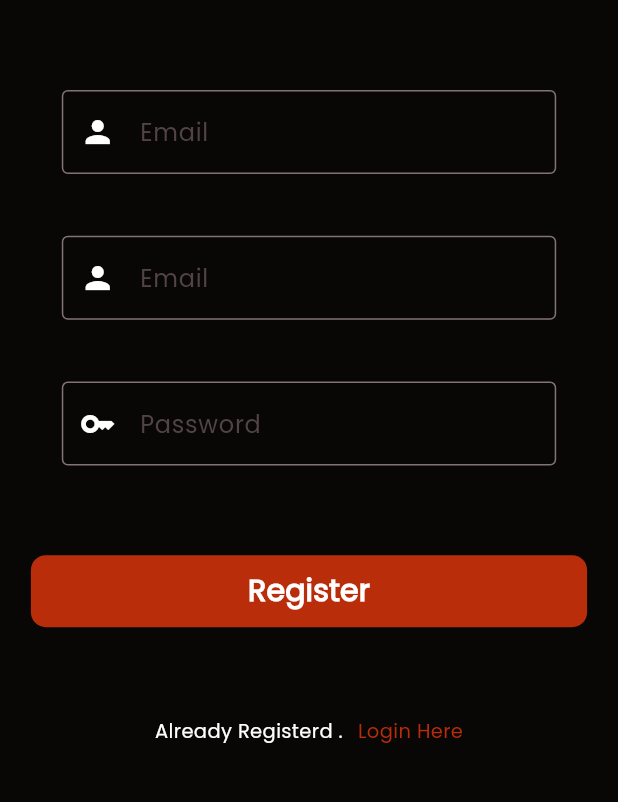
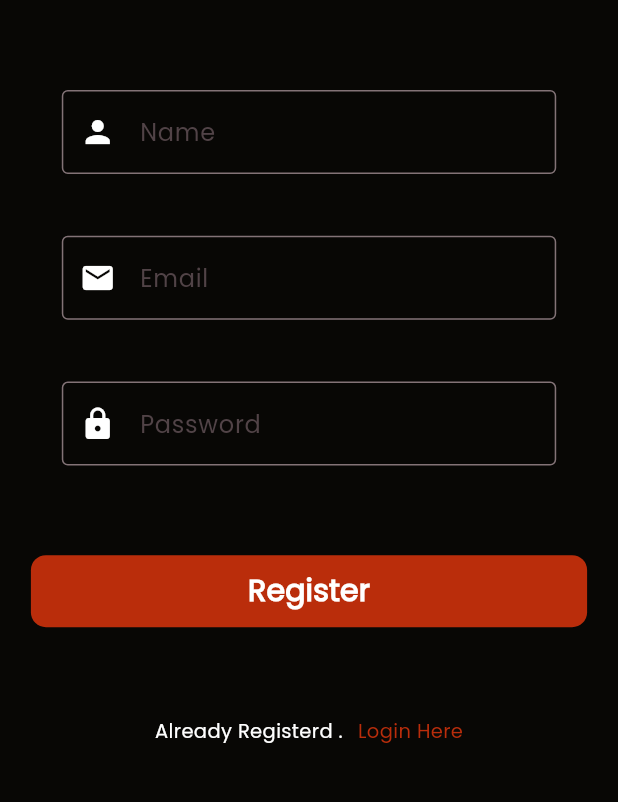
Before and after one commit to Shana2002/puppy-mart, a Flutter app: the screen it shows after launch, after a tap on "Get Start", after a tap on "Login", on a phone screen of 412 x 824 dp, the part 401-1203 px from its top. Run offline on Flutter 3.47's test engine with Material 3 defaults, Android fonts, the light colour scheme and no system bars.

Commit message:
Login form variable validation

```diff
--- a/lib/pages/landing_page.dart
+++ b/lib/pages/landing_page.dart
@@ -1,5 +1,6 @@
 import 'package:flutter/material.dart';
-import 'package:puppymart/pages/loginPage.dart';
+import 'package:puppymart/pages/login_page.dart';
+import 'package:puppymart/utilities/decoration_class.dart';
 
 class LandingPage extends StatefulWidget {
   const LandingPage({super.key});
@@ -97,10 +98,7 @@ class _LandingPageState extends State<LandingPage> {
   Widget _startButton() {
     return Container(
       width: _deviceWidth! * 0.9,
-      decoration: BoxDecoration(
-        color: const Color.fromRGBO(186, 45, 11, 1),
-        borderRadius: BorderRadius.circular(10),
-      ),
+      decoration: DecorationClass.primaryButton(_deviceWidth!),
       child: MaterialButton(
         onPressed: () {
           setState(() {
--- a/lib/pages/loginPage.dart
+++ b/lib/pages/login_page.dart
@@ -1,4 +1,5 @@
 import 'package:flutter/material.dart';
+import 'package:puppymart/utilities/decoration_class.dart';
 
 class Loginpage extends StatefulWidget {
   const Loginpage({super.key});
@@ -12,6 +13,12 @@ class _LoginpageState extends State<Loginpage> {
   final Tween<double> _loginShow = Tween<double>(begin: 0.0, end: 1.0);
   bool selectedForm = false;
 
+  String? _varEmailLogin,
+      _varPasswordLogin,
+      _varEmailReg,
+      _varPasswordReg,
+      _varNameReg;
+
   final GlobalKey<FormState> _loginFormKey = GlobalKey<FormState>();
   final GlobalKey<FormState> _signupFormKey = GlobalKey<FormState>();
 
@@ -22,6 +29,7 @@ class _LoginpageState extends State<Loginpage> {
     return _loginFormGenerate();
   }
 
+  // Logina form entering Animation with switch login and registerform
   Widget _loginFormGenerate() {
     return TweenAnimationBuilder(
         tween: _loginShow,
@@ -35,6 +43,7 @@ class _LoginpageState extends State<Loginpage> {
         child: selectedForm ? _registerForm() : _loginForm());
   }
 
+  // login form
   Widget _loginForm() {
     return Container(
       height: _deviceHeight! * 8.0,
@@ -56,13 +65,14 @@ class _LoginpageState extends State<Loginpage> {
               ],
             ),
             _loginButton(),
-            _SingUpLink()
+            _singUpLink()
           ],
         ),
       ),
     );
   }
 
+  // register form
   Widget _registerForm() {
     return Container(
       height: _deviceHeight! * 8.0,
@@ -76,7 +86,7 @@ class _LoginpageState extends State<Loginpage> {
             _title(),
             Column(
               children: [
-                _NameRegi(),
+                _nameRegi(),
                 SizedBox(
                   height: _deviceHeight! * 0.05,
                 ),
@@ -84,64 +94,57 @@ class _LoginpageState extends State<Loginpage> {
                 SizedBox(
                   height: _deviceHeight! * 0.05,
                 ),
-                _passwordLogin(),
+                _passwordRegi(),
               ],
             ),
             _regisButton(),
-            _SingUpLink()
+            _singUpLink()
           ],
         ),
       ),
     );
   }
 
+  // email for login
   Widget _emailLogin() {
     return SizedBox(
       width: _deviceWidth! * 0.80,
       child: TextFormField(
-        style: TextStyle(color: Colors.white),
+        onSaved: (_value) {
+          setState(() {
+            _varEmailLogin = _value;
+          });
+        },
+        style: const TextStyle(color: Colors.white),
         cursorColor: Colors.white,
-        decoration: const InputDecoration(
-            hintText: "Email",
-            prefixIcon: Icon(
-              Icons.person,
-              color: Colors.white,
-            ),
-            border: OutlineInputBorder(
-                borderSide: BorderSide(color: Color.fromRGBO(47, 47, 47, 1))),
-            focusedBorder: OutlineInputBorder(
-                borderSide: BorderSide(color: Colors.white))),
+        decoration: DecorationClass.userInputs(_deviceWidth!, "Email", "email"),
       ),
     );
   }
 
+  // password field for login
   Widget _passwordLogin() {
     return SizedBox(
       width: _deviceWidth! * 0.80,
       child: TextFormField(
-        style: TextStyle(color: Colors.white),
-        cursorColor: Colors.white,
-        decoration: const InputDecoration(
-            hintText: "Password",
-            prefixIcon: Icon(
-              Icons.key,
-              color: Colors.white,
-            ),
-            border: OutlineInputBorder(
-                borderSide: BorderSide(color: Color.fromRGBO(47, 47, 47, 1))),
-            focusedBorder: OutlineInputBorder(
-                borderSide: BorderSide(color: Colors.white))),
-      ),
+          onSaved: (_value) {
+            setState(() {
+              _varPasswordLogin = _value;
+            });
+          },
+          obscureText: true,
+          style: const TextStyle(color: Colors.white),
+          cursorColor: Colors.white,
+          decoration: DecorationClass.userInputs(
+              _deviceWidth!, "Password", "password")),
     );
   }
 
+  // Login Button
   Widget _loginButton() {
     return Container(
       width: _deviceWidth! * 0.9,
-      decoration: BoxDecoration(
-        color: const Color.fromRGBO(186, 45, 11, 1),
-        borderRadius: BorderRadius.circular(10),
-      ),
+      decoration: DecorationClass.primaryButton(_deviceWidth!),
       child: MaterialButton(
         onPressed: () {
           setState(() {
@@ -157,6 +160,7 @@ class _LoginpageState extends State<Loginpage> {
     );
   }
 
+  // Title
   Widget _title() {
     return const Text(
       "Puppy Mart",
@@ -165,7 +169,8 @@ class _LoginpageState extends State<Loginpage> {
     );
   }
 
-  Widget _SingUpLink() {
+  // Link for sign up and login page toggle
+  Widget _singUpLink() {
     return Row(
       mainAxisAlignment: MainAxisAlignment.center,
       children: [
@@ -191,63 +196,55 @@ class _LoginpageState extends State<Loginpage> {
     );
   }
 
-  // Register Form
+  // Register Form fields
+  // email for regiser
   Widget _emailRegi() {
+    return SizedBox(
+        width: _deviceWidth! * 0.80,
+        child: TextFormField(
+          onSaved: (_value) {
+            setState(() {
+              _varEmailReg = _value;
+            });
+          },
+          style: const TextStyle(color: Colors.white),
+          cursorColor: Colors.white,
+          decoration:
+              DecorationClass.userInputs(_deviceWidth!, "Email", "email"),
+        ));
+  }
+
+// User name feild
+  Widget _nameRegi() {
     return SizedBox(
       width: _deviceWidth! * 0.80,
       child: TextFormField(
-        style: TextStyle(color: Colors.white),
+        onSaved: (_value) {
+          setState(() {
+            _varNameReg = _value;
+          });
+        },
+        style: const TextStyle(color: Colors.white),
         cursorColor: Colors.white,
-        decoration: const InputDecoration(
-            hintText: "Email",
-            prefixIcon: Icon(
-              Icons.person,
-              color: Colors.white,
-            ),
-            border: OutlineInputBorder(
-                borderSide: BorderSide(color: Color.fromRGBO(47, 47, 47, 1))),
-            focusedBorder: OutlineInputBorder(
-                borderSide: BorderSide(color: Colors.white))),
+        decoration: DecorationClass.userInputs(_deviceWidth!, "Name", "person"),
       ),
     );
   }
 
-  Widget _NameRegi() {
-    return SizedBox(
-      width: _deviceWidth! * 0.80,
-      child: TextFormField(
-        style: TextStyle(color: Colors.white),
-        cursorColor: Colors.white,
-        decoration: const InputDecoration(
-            hintText: "Email",
-            prefixIcon: Icon(
-              Icons.person,
-              color: Colors.white,
-            ),
-            border: OutlineInputBorder(
-                borderSide: BorderSide(color: Color.fromRGBO(47, 47, 47, 1))),
-            focusedBorder: OutlineInputBorder(
-                borderSide: BorderSide(color: Colors.white))),
-      ),
-    );
-  }
-
+  // Password Login
   Widget _passwordRegi() {
     return SizedBox(
       width: _deviceWidth! * 0.80,
       child: TextFormField(
+        onSaved: (_value) {
+          setState(() {
+            _varPasswordReg = _value;
+          });
+        },
         style: TextStyle(color: Colors.white),
         cursorColor: Colors.white,
-        decoration: const InputDecoration(
-            hintText: "Password",
-            prefixIcon: Icon(
-              Icons.key,
-              color: Colors.white,
-            ),
-            border: OutlineInputBorder(
-                borderSide: BorderSide(color: Color.fromRGBO(47, 47, 47, 1))),
-            focusedBorder: OutlineInputBorder(
-                borderSide: BorderSide(color: Colors.white))),
+        decoration:
+            DecorationClass.userInputs(_deviceWidth!, "Password", "password"),
       ),
     );
   }
@@ -255,10 +252,7 @@ class _LoginpageState extends State<Loginpage> {
   Widget _regisButton() {
     return Container(
       width: _deviceWidth! * 0.9,
-      decoration: BoxDecoration(
-        color: const Color.fromRGBO(186, 45, 11, 1),
-        borderRadius: BorderRadius.circular(10),
-      ),
+      decoration: DecorationClass.primaryButton(_deviceWidth!),
       child: MaterialButton(
         onPressed: () {
           Navigator.popAndPushNamed(context, 'homepage');
--- /dev/null
+++ b/lib/utilities/decoration_class.dart
@@ -0,0 +1,37 @@
+import 'package:flutter/material.dart';
+
+class DecorationClass {
+  static BoxDecoration primaryButton(double _width) {
+    return BoxDecoration(
+      color: const Color.fromRGBO(186, 45, 11, 1),
+      borderRadius: BorderRadius.circular(10),
+    );
+  }
+
+  static InputDecoration userInputs(double _width,String _hint , String _icon) {
+
+    return  InputDecoration(
+        hintText: _hint,
+        prefixIcon: Icon(
+          _getIconByString(_icon),
+          color: Colors.white,
+        ),
+        border: const OutlineInputBorder(
+            borderSide: BorderSide(color: Color.fromRGBO(47, 47, 47, 1))),
+        focusedBorder:
+            OutlineInputBorder(borderSide: BorderSide(color: Colors.white)));
+  }
+
+  static IconData _getIconByString(String iconName) {
+  switch (iconName) {
+    case 'email':
+      return Icons.email;
+    case 'password':
+      return Icons.lock;
+    case 'person':
+      return Icons.person;
+    default:
+      return Icons.help;
+  }
+}
+}
```
